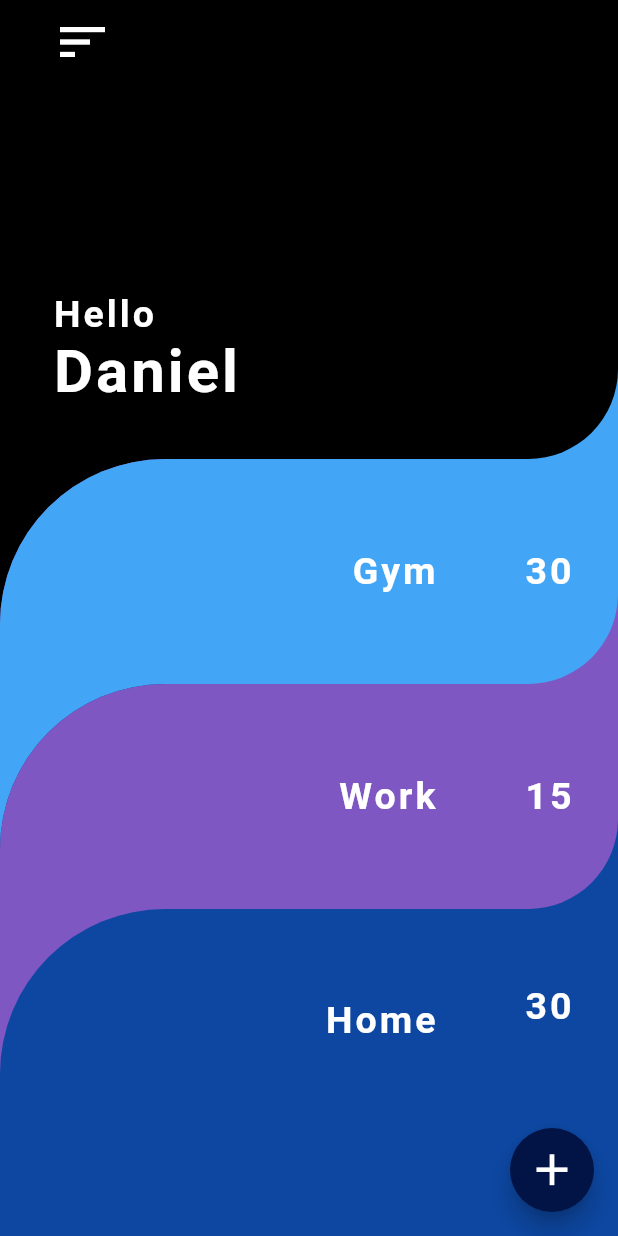
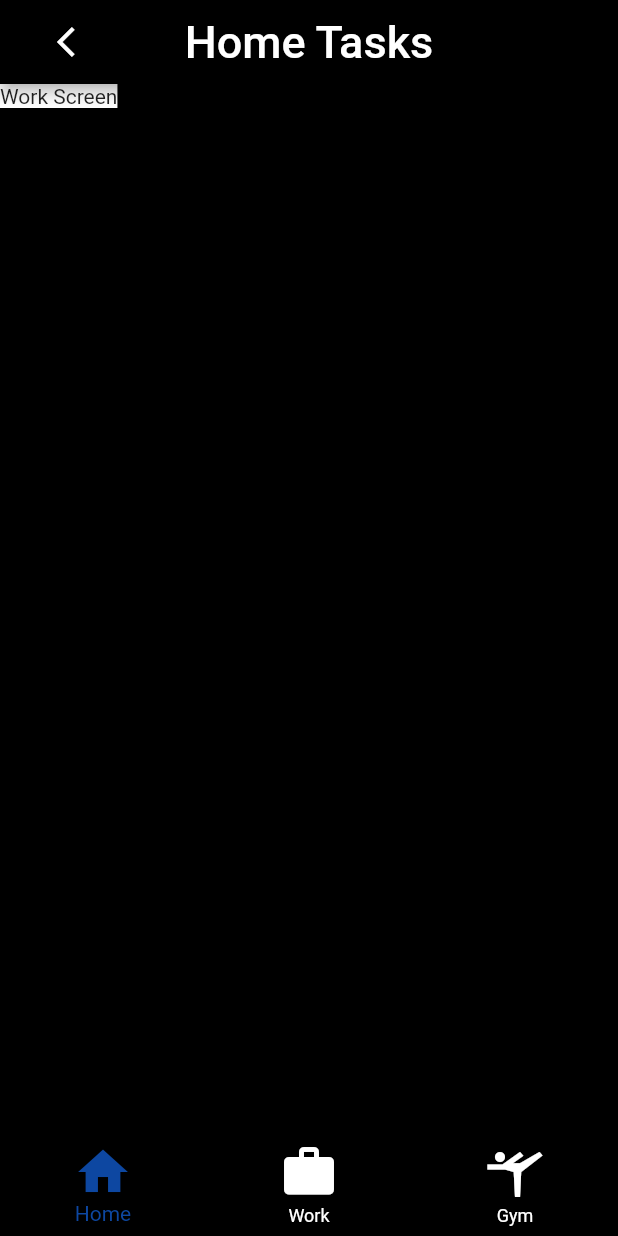
Before and after one commit to rukky96/ToDoApp, a Flutter app: the screen it shows after launch, after a tap on "Home", on a phone screen of 412 x 824 dp. Run offline on Flutter 3.47's test engine with Material 2 defaults, Android fonts, the phone set to English and light mode, and no system bars.

Commit message:
made adjustments to the app and created the pages to links in home page

```diff
--- /dev/null
+++ b/lib/home_screen.dart
@@ -0,0 +1,15 @@
+import 'package:flutter/material.dart';
+
+class HomeScreen extends StatefulWidget {
+  const HomeScreen({super.key});
+
+  @override
+  State<HomeScreen> createState() => _HomeScreenState();
+}
+
+class _HomeScreenState extends State<HomeScreen> {
+  @override
+  Widget build(BuildContext context) {
+    return Container(color: Colors.white, child: const Text('Work Screen'));
+  }
+}
--- a/lib/main.dart
+++ b/lib/main.dart
@@ -1,4 +1,5 @@
 import 'package:flutter/material.dart';
+import 'package:group_app/second_screen.dart';
 
 void main() {
   runApp(const MyApp());
@@ -113,7 +114,12 @@ class _MyHomePageState extends State<MyHomePage> {
                       children: [
                         TextButton(
                           onPressed: () {
-                            null;
+                            Navigator.push(
+                                context,
+                                MaterialPageRoute(
+                                    builder: (context) => SecondPage(
+                                          selectedIndex: 2,
+                                        )));
                           },
                           child: const Text(
                             'Gym',
@@ -170,7 +176,12 @@ class _MyHomePageState extends State<MyHomePage> {
                       children: [
                         TextButton(
                           onPressed: () {
-                            null;
+                            Navigator.push(
+                                context,
+                                MaterialPageRoute(
+                                    builder: (context) => SecondPage(
+                                          selectedIndex: 1,
+                                        )));
                           },
                           child: const Text(
                             'Work',
@@ -218,7 +229,12 @@ class _MyHomePageState extends State<MyHomePage> {
                   children: [
                     TextButton(
                       onPressed: () {
-                        null;
+                        Navigator.push(
+                            context,
+                            MaterialPageRoute(
+                                builder: (context) => SecondPage(
+                                      selectedIndex: 0,
+                                    )));
                       },
                       child: const Text(
                         'Home',
--- /dev/null
+++ b/lib/second_screen.dart
@@ -0,0 +1,68 @@
+import 'package:flutter/material.dart';
+import 'package:group_app/gym_screen.dart';
+import 'package:group_app/home_screen.dart';
+import 'package:group_app/work_screen.dart';
+
+// ignore: must_be_immutable
+class SecondPage extends StatefulWidget {
+  int selectedIndex = 0;
+  SecondPage({super.key, this.selectedIndex = 0});
+
+  @override
+  State<SecondPage> createState() => _SecondPageState();
+}
+
+class _SecondPageState extends State<SecondPage> {
+  static const List<Widget> _bodyWidgets = [
+    HomeScreen(),
+    WorkScreen(),
+    GymScreen()
+  ];
+  static const List<String> _titleText = [
+    'Home Tasks',
+    'Work Tasks',
+    'Gym Tasks'
+  ];
+  @override
+  Widget build(BuildContext context) {
+    return Scaffold(
+      backgroundColor: Colors.black,
+      appBar: AppBar(
+        centerTitle: true,
+        title: Text(
+          _titleText[widget.selectedIndex],
+          style: const TextStyle(fontSize: 30),
+        ),
+        backgroundColor: Colors.black,
+        leading: Padding(
+          padding: const EdgeInsets.only(left: 30),
+          child: IconButton(
+            onPressed: () {
+              Navigator.pop(context);
+            },
+            icon: const Icon(Icons.arrow_back_ios),
+          ),
+        ),
+      ),
+      body: _bodyWidgets[widget.selectedIndex],
+      bottomNavigationBar: BottomNavigationBar(
+          iconSize: 40,
+          type: BottomNavigationBarType.fixed,
+          unselectedItemColor: Colors.white,
+          backgroundColor: Colors.black,
+          selectedItemColor: Colors.blue.shade900,
+          currentIndex: widget.selectedIndex,
+          onTap: (value) {
+            setState(() {
+              widget.selectedIndex = value;
+            });
+          },
+          items: const [
+            BottomNavigationBarItem(icon: Icon(Icons.home), label: 'Home'),
+            BottomNavigationBarItem(icon: Icon(Icons.work), label: 'Work'),
+            BottomNavigationBarItem(
+                icon: Icon(Icons.sports_gymnastics), label: 'Gym'),
+          ]),
+    );
+  }
+}
```
Also changed, not shown: lib/gym_screen.dart (added, +15 -0 lines), lib/work_screen.dart (added, +15 -0 lines).
